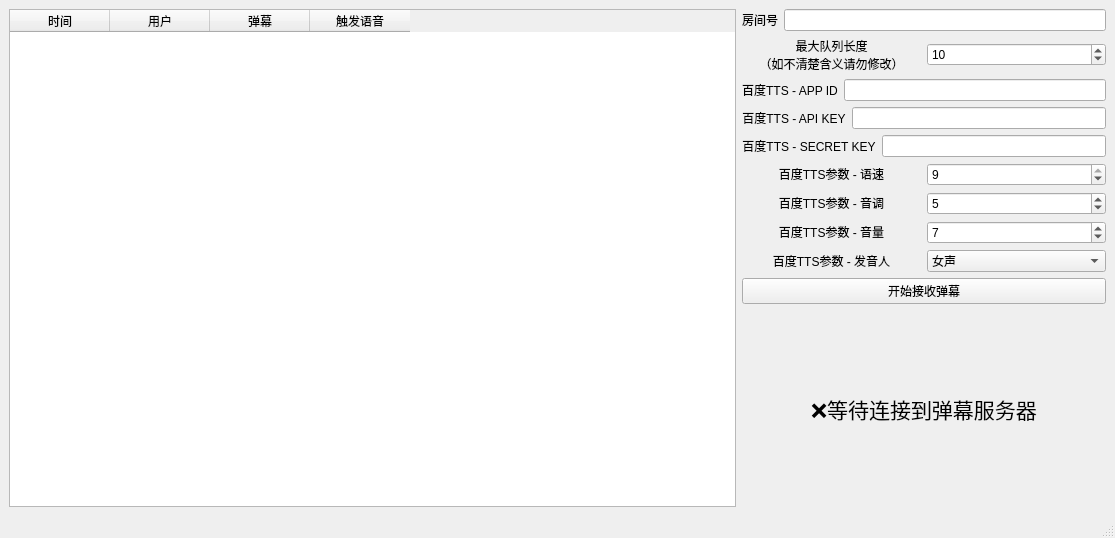
Before: the Qt Designer form danmaku_app/danmaku_app.ui in sqybi/bilibili_danmaku, drawn with Qt 5.
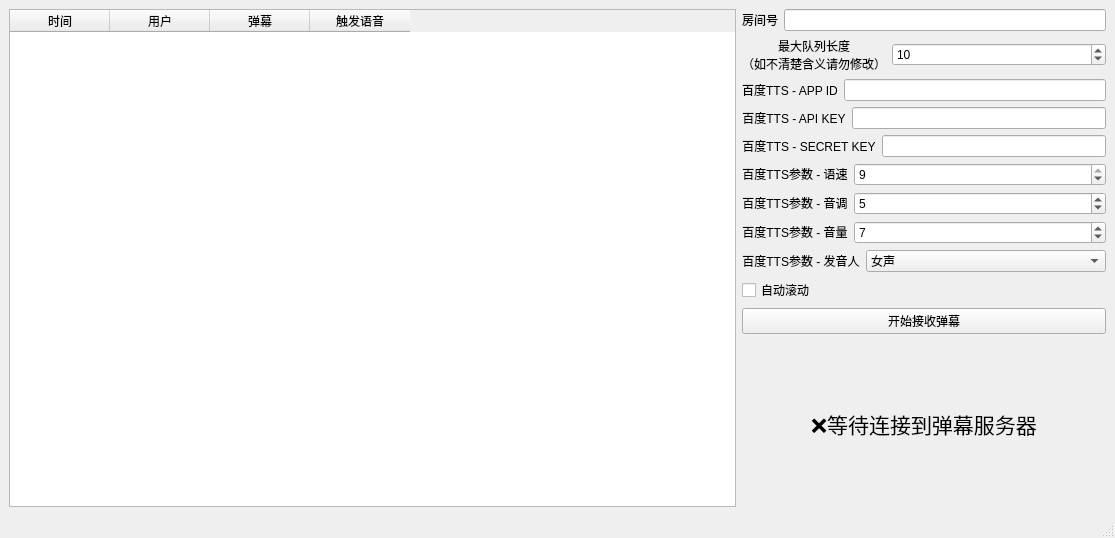
After: the same form once the commit is applied.

Commit message: Add logs and auto scroll

Patch:
```diff
--- a/danmaku_app/danmaku_app.ui
+++ b/danmaku_app/danmaku_app.ui
@@ -74,6 +74,12 @@
           </item>
           <item>
            <widget class="QSpinBox" name="spinBox_queue_size">
+            <property name="sizePolicy">
+             <sizepolicy hsizetype="Expanding" vsizetype="Fixed">
+              <horstretch>0</horstretch>
+              <verstretch>0</verstretch>
+             </sizepolicy>
+            </property>
             <property name="minimum">
              <number>1</number>
             </property>
@@ -156,6 +162,12 @@
           </item>
           <item>
            <widget class="QSpinBox" name="spinBox_spd">
+            <property name="sizePolicy">
+             <sizepolicy hsizetype="Expanding" vsizetype="Fixed">
+              <horstretch>0</horstretch>
+              <verstretch>0</verstretch>
+             </sizepolicy>
+            </property>
             <property name="minimum">
              <number>0</number>
             </property>
@@ -183,6 +195,12 @@
           </item>
           <item>
            <widget class="QSpinBox" name="spinBox_pit">
+            <property name="sizePolicy">
+             <sizepolicy hsizetype="Expanding" vsizetype="Fixed">
+              <horstretch>0</horstretch>
+              <verstretch>0</verstretch>
+             </sizepolicy>
+            </property>
             <property name="minimum">
              <number>0</number>
             </property>
@@ -210,6 +228,12 @@
           </item>
           <item>
            <widget class="QSpinBox" name="spinBox_vol">
+            <property name="sizePolicy">
+             <sizepolicy hsizetype="Expanding" vsizetype="Fixed">
+              <horstretch>0</horstretch>
+              <verstretch>0</verstretch>
+             </sizepolicy>
+            </property>
             <property name="minimum">
              <number>0</number>
             </property>
@@ -237,6 +261,12 @@
           </item>
           <item>
            <widget class="QComboBox" name="comboBox_per">
+            <property name="sizePolicy">
+             <sizepolicy hsizetype="Expanding" vsizetype="Fixed">
+              <horstretch>0</horstretch>
+              <verstretch>0</verstretch>
+             </sizepolicy>
+            </property>
             <item>
              <property name="text">
               <string>女声</string>
@@ -251,6 +281,23 @@
           </item>
          </layout>
         </item>
+        <item>
+         <layout class="QHBoxLayout" name="horizontalLayout_11">
+          <item>
+           <widget class="QCheckBox" name="checkBox_auto_scroll">
+            <property name="sizePolicy">
+             <sizepolicy hsizetype="Preferred" vsizetype="Fixed">
+              <horstretch>0</horstretch>
+              <verstretch>0</verstretch>
+             </sizepolicy>
+            </property>
+            <property name="text">
+             <string>自动滚动</string>
+            </property>
+           </widget>
+          </item>
+         </layout>
+        </item>
         <item>
          <widget class="QPushButton" name="pushButton">
           <property name="text">
```
Left out of the diff: 33 changed lines with no effect on the pictures. The commit also changes 2 other files.
